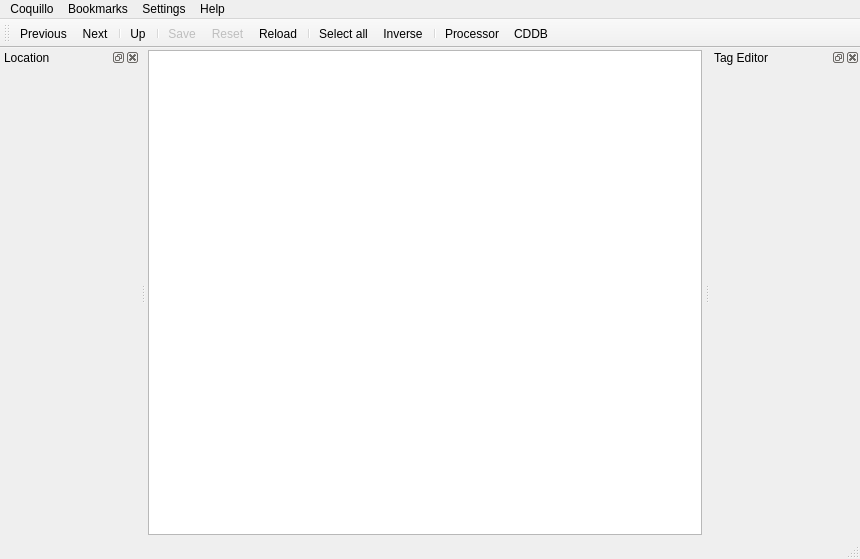
The window that src/ui/MainWindow.ui (sjuvonen/coquillo) describes before a commit, drawn with Qt 5.
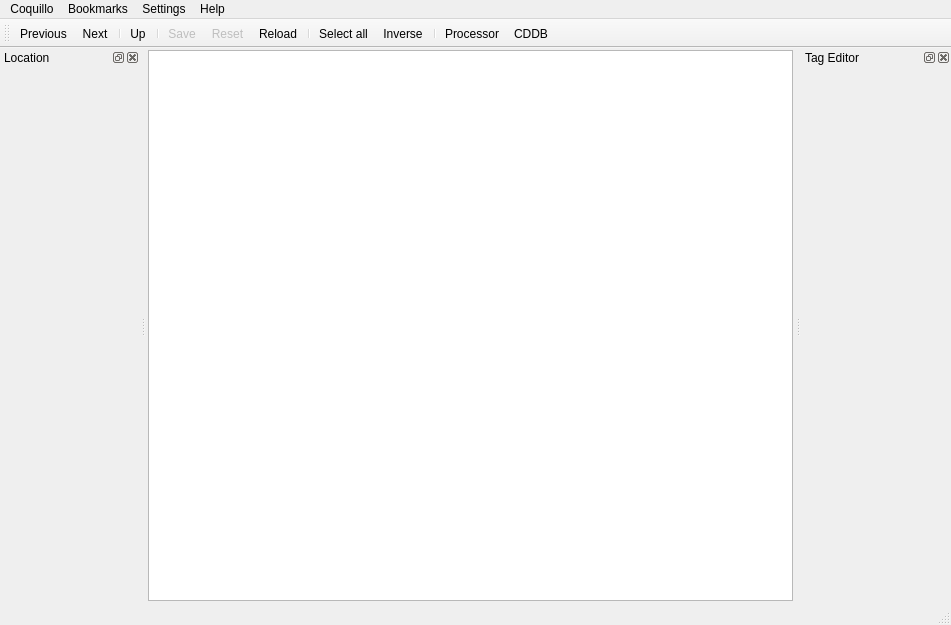
The same window after the commit. Icons and pictures are not drawn. Custom widgets are drawn as their Qt base class.

The edit to the form file:
```diff
--- a/src/ui/MainWindow.ui
+++ b/src/ui/MainWindow.ui
@@ -6,8 +6,8 @@
    <rect>
     <x>0</x>
     <y>0</y>
-    <width>860</width>
-    <height>559</height>
+    <width>951</width>
+    <height>625</height>
    </rect>
   </property>
   <property name="windowTitle">
@@ -90,7 +90,7 @@
     <rect>
      <x>0</x>
      <y>0</y>
-     <width>860</width>
+     <width>951</width>
      <height>26</height>
     </rect>
    </property>
```
Left out of the diff: 17 changed lines with no effect on the pictures.
